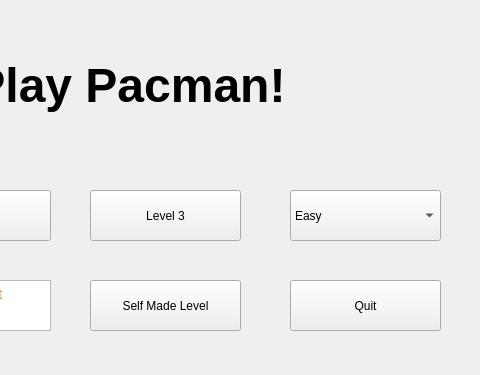
Qt form PacmanProject/mainmenu.ui (roman91DE/Abschlussprojekt_EiS2021) before a commit; both pictures show x 320 to 800 and y 0 to 375 of the 800 by 600 pixel window.
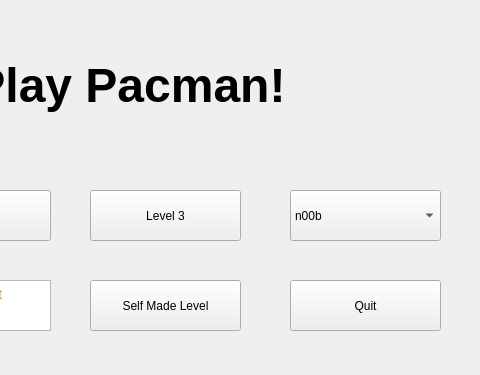
The same form after that commit.

```diff
--- a/PacmanProject/mainmenu.ui
+++ b/PacmanProject/mainmenu.ui
@@ -129,7 +129,7 @@
     </property>
     <item>
      <property name="text">
-      <string>Easy</string>
+      <string>n00b</string>
      </property>
     </item>
     <item>
```
